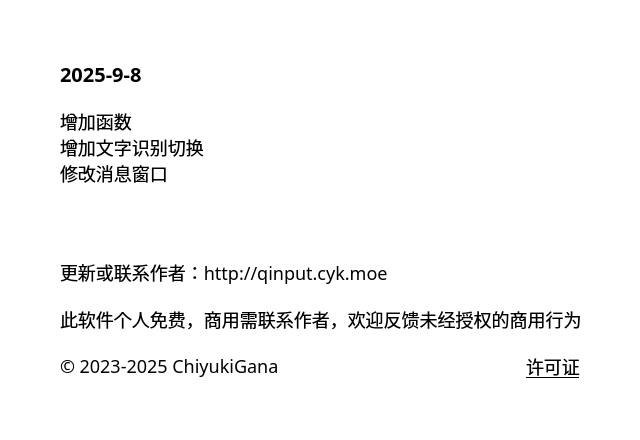
First picture: the form in source/ui/AboutUi.ui, repository ChiyukiGana/Quickinput, before the edit.
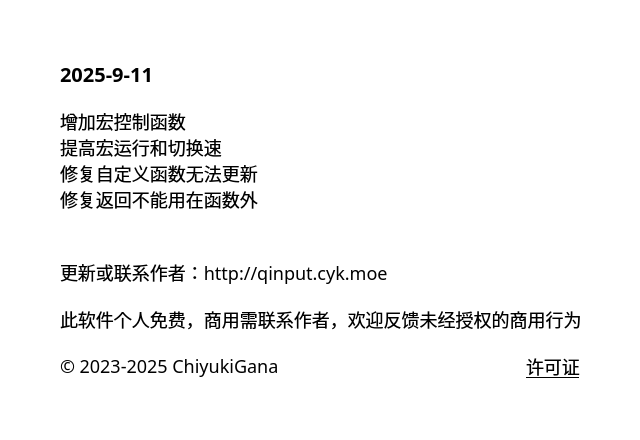
Second picture: the form after the edit.

```diff
--- a/source/ui/AboutUi.ui
+++ b/source/ui/AboutUi.ui
@@ -90,7 +90,7 @@
          <string notr="true">font-size:20px</string>
         </property>
         <property name="text">
-         <string>2025-9-8</string>
+         <string>2025-9-11</string>
         </property>
         <property name="textFormat">
          <enum>Qt::TextFormat::PlainText</enum>
@@ -106,9 +106,10 @@
          </sizepolicy>
         </property>
         <property name="text">
-         <string>增加函数
-增加文字识别切换
-修改消息窗口</string>
+         <string>增加宏控制函数
+提高宏运行和切换速
+修复自定义函数无法更新
+修复返回不能用在函数外</string>
         </property>
         <property name="textFormat">
          <enum>Qt::TextFormat::PlainText</enum>
```
